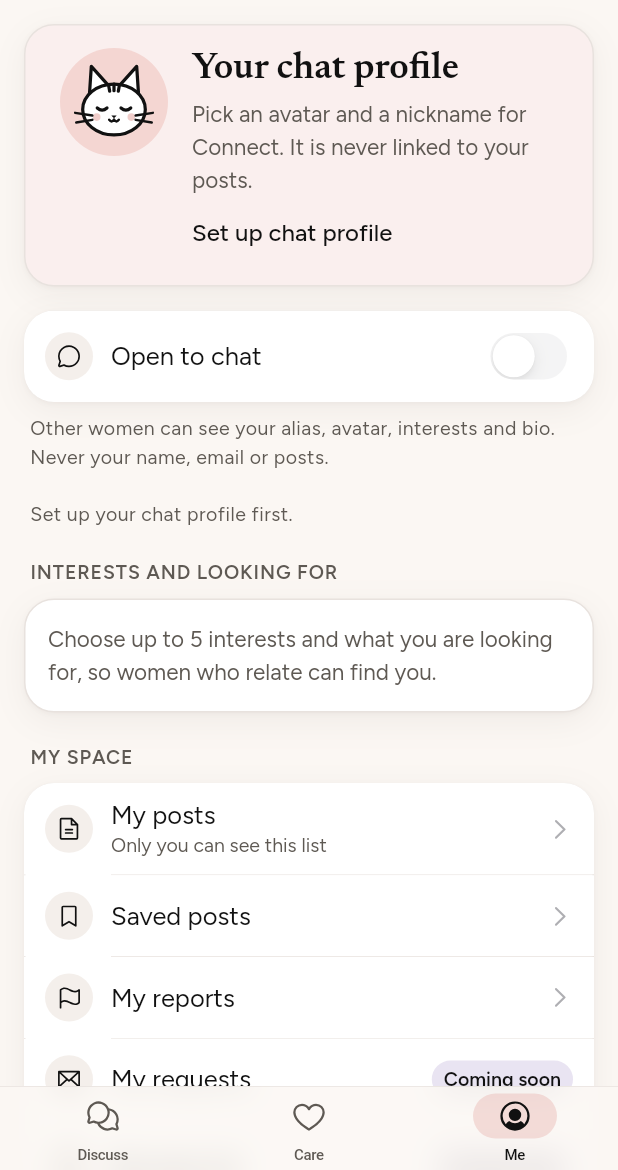
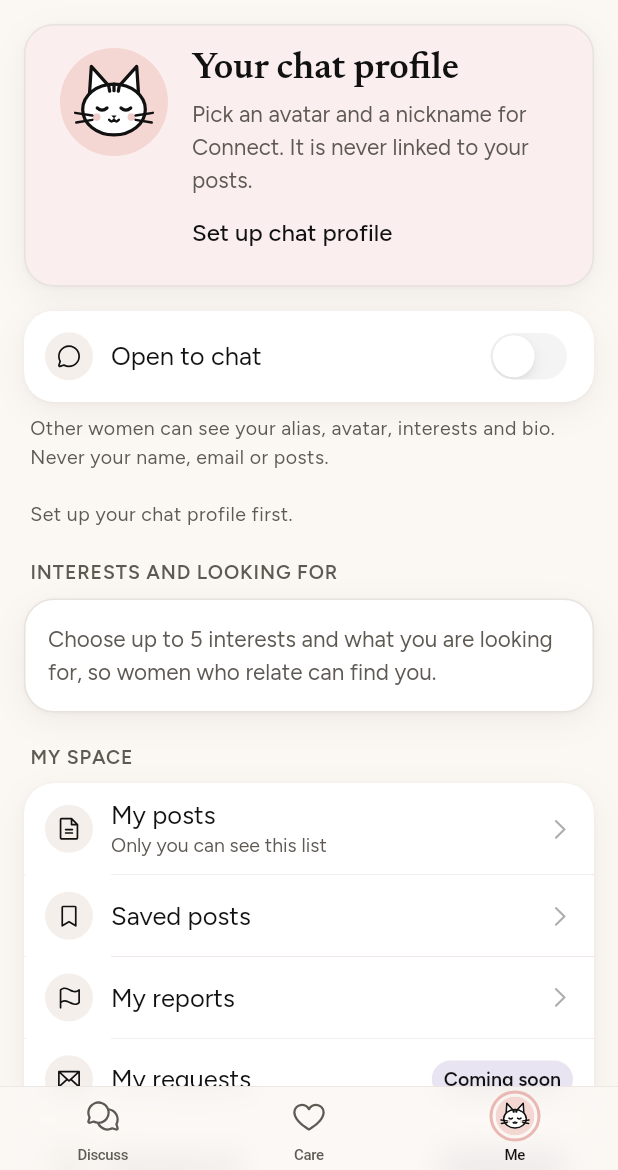
Before and after one commit to DineshVco/women-community-support, a Flutter app: the AppShell screen opened directly, item 3 of the bottom bar chosen, on a phone screen of 412 x 824 dp, the part 66-1236 px from its top. Run offline on Flutter 3.47's test engine with Material 3 defaults, Android fonts, the phone set to English and light mode, and no system bars; our stand-ins replace cloud_firestore, firebase_auth, firebase_core, flutter_secure_storage, google_fonts, google_sign_in and 3 more; missing offline and left inert: cryptography; accounts and stored records are empty; generated files the repository leaves out were written again; project files that could hold a hidden picture were left out.

Commit message:
Me tab: her chat avatar with a blush ring when active
The Me tab icon is her chat-profile cat avatar in a small circle (the
default cat if she has not chosen one, or if it cannot load), with a
soft blush ring while the tab is active. The label stays "Me", it stays
the last tab, and screen readers hear "Me", not the avatar.

Co-Authored-By: Claude Opus 5.5 <noreply@anthropic.com>

```diff
--- a/lib/presentation/screens/app_shell.dart
+++ b/lib/presentation/screens/app_shell.dart
@@ -1,9 +1,15 @@
+import 'dart:async';
+
 import 'package:flutter/cupertino.dart';
 import 'package:flutter/material.dart';
+import 'package:provider/provider.dart';
 
 import '../../core/theme/app_colors.dart';
 import '../../core/theme/app_motion.dart';
 import '../../core/utils/haptics.dart';
+import '../../data/models/chat_profile.dart';
+import '../../data/repositories/chat_repository.dart';
+import '../widgets/cat_avatar.dart';
 import '../widgets/ios.dart';
 import 'care/care_screen.dart';
 import 'home_screen.dart';
@@ -18,10 +24,13 @@ class AppShell extends StatefulWidget {
 
   /// The tab bar: translucent and blurred (content scrolls under it), the
   /// active tab with a filled icon on a soft blush pill.
+  /// The Me tab shows her chat avatar ([meAvatarId]); the cat when she
+  /// has not chosen one yet.
   static CupertinoTabBar tabBar(
     BuildContext context, {
     required int index,
     required ValueChanged<int> onTap,
+    String? meAvatarId,
   }) {
     final palette = context.palette;
     BottomNavigationBarItem item(
@@ -46,7 +55,12 @@ class AppShell extends StatefulWidget {
       items: [
         item(AppIcons.discuss, AppIcons.discussActive, 'Discuss'),
         item(AppIcons.care, AppIcons.careActive, 'Care'),
-        item(AppIcons.me, AppIcons.meActive, 'Me'),
+        // Last tab, label "Me", with her avatar.
+        BottomNavigationBarItem(
+          icon: MeTabIcon(avatarId: meAvatarId, active: false),
+          activeIcon: MeTabIcon(avatarId: meAvatarId, active: true),
+          label: 'Me',
+        ),
       ],
     );
   }
@@ -57,6 +71,32 @@ class AppShell extends StatefulWidget {
 
 class _AppShellState extends State<AppShell> {
   int _index = 0;
+
+  /// Her chat avatar for the Me tab (null until loaded, or if none).
+  String? _avatarId;
+  StreamSubscription<ChatProfile?>? _profile;
+
+  @override
+  void initState() {
+    super.initState();
+    ChatRepository? chat;
+    try {
+      chat = context.read<ChatRepository>();
+    } on ProviderNotFoundException {
+      chat = null;
+    }
+    // If it cannot load, the Me tab simply shows the cat.
+    _profile = chat?.watchMine().listen(
+      (p) => setState(() => _avatarId = p?.avatarId),
+      onError: (Object _) {},
+    );
+  }
+
+  @override
+  void dispose() {
+    _profile?.cancel();
+    super.dispose();
+  }
 
   /// Tabs are built the first time they are opened (then kept), so each
   /// one's entrance plays when she first sees it.
@@ -83,6 +123,7 @@ class _AppShellState extends State<AppShell> {
       bottomNavigationBar: AppShell.tabBar(
         context,
         index: _index,
+        meAvatarId: _avatarId,
         onTap: (value) {
           if (value != _index) AppHaptics.selection();
           setState(() {
@@ -122,3 +163,40 @@ class TabIcon extends StatelessWidget {
     );
   }
 }
+
+/// The Me tab: her chat avatar (or the cat) in a small circle, with a soft
+/// blush ring when the tab is active. Read out as "Me" (the tab label), not
+/// as the avatar.
+class MeTabIcon extends StatelessWidget {
+  const MeTabIcon({super.key, required this.avatarId, required this.active});
+
+  final String? avatarId;
+  final bool active;
+
+  static const double size = 26;
+
+  @override
+  Widget build(BuildContext context) {
+    final palette = context.palette;
+    final id =
+        avatarId != null && CatAvatars.isValid(avatarId!)
+            ? avatarId!
+            : CatAvatars.fallback;
+    return ExcludeSemantics(
+      child: AnimatedContainer(
+        key: const ValueKey('me-tab-ring'),
+        duration: AppMotion.of(context, AppMotion.medium),
+        curve: AppMotion.enter,
+        padding: const EdgeInsets.all(2),
+        decoration: BoxDecoration(
+          shape: BoxShape.circle,
+          border: Border.all(
+            width: 2,
+            color: active ? palette.blush : palette.blush.withValues(alpha: 0),
+          ),
+        ),
+        child: ClipOval(child: CatAvatar(id: id, size: size)),
+      ),
+    );
+  }
+}
```
Also changed, not shown: 1 other file.
